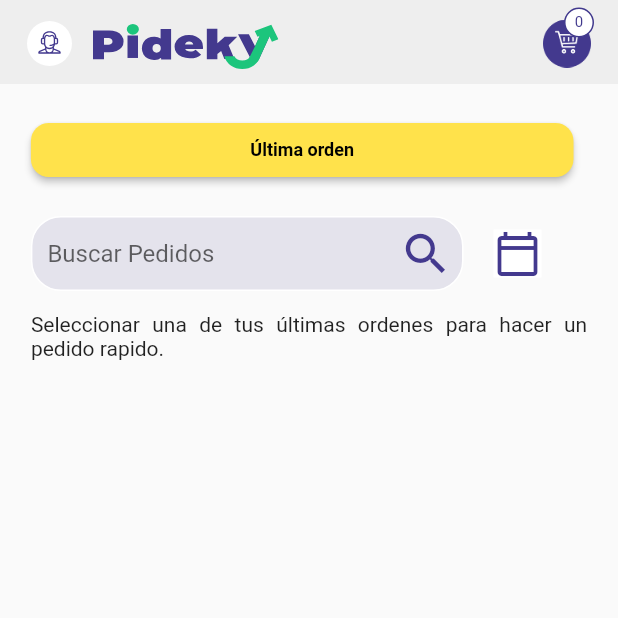
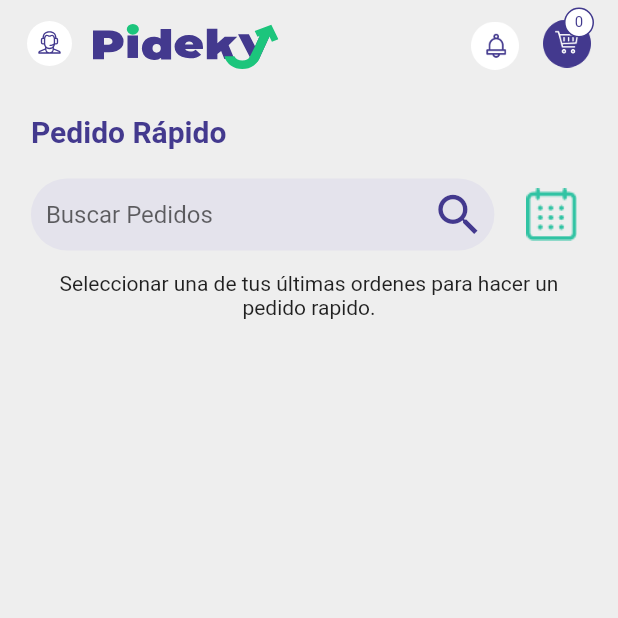
Before and after one commit to Davilaro/pruebfife, a Flutter app: the PedidoRapido screen opened directly, on a phone screen of 412 x 824 dp, the top half of it. Run offline on Flutter 3.47's test engine with Material 2 defaults, Android fonts, the phone set to English and light mode, and no system bars; drawn by our look-alikes of overlay_support; our stand-ins replace animate_do, auto_size_text, cached_network_image, carousel_slider, chewie, connectivity and 17 more; missing offline and left inert: flutter_pdfview, flutter_uxcam, fuzzy, imagebutton, onesignal_flutter, pinch_zoom_image_last and 1 more; accounts and stored records are empty; network calls fail; Roboto replaces fonts that are missing (RoundedMplus1c, monserrat).

Commit message:
se refactorizo el mock up de la sesion pedido rapido

```diff
--- a/lib/src/pages/historico/historico_pedidos.dart
+++ b/lib/src/pages/historico/historico_pedidos.dart
@@ -8,6 +8,7 @@ import 'package:emart/src/utils/uxcam_tagueo.dart';
 import 'package:emart/src/widget/boton_actualizar.dart';
 import 'package:emart/src/widget/expansion_card.dart';
 import 'package:emart/src/provider/logica_actualizar.dart';
+import 'package:emart/src/widget/imagen_notification.dart';
 import 'package:emart/src/widget/soporte.dart';
 import 'package:emart/src/widget/titulo_pideky.dart';
 import 'package:flutter/material.dart';
@@ -80,6 +81,7 @@ class _HistoricoPedidosState extends State<HistoricoPedidos> {
         elevation: 0,
         actions: <Widget>[
           BotonActualizar(),
+          AccionNotificacion(),
           AccionesBartCarrito(esCarrito: false),
         ],
       ),
--- a/lib/src/pages/pedido_rapido/pedido_rapido.dart
+++ b/lib/src/pages/pedido_rapido/pedido_rapido.dart
@@ -13,6 +13,7 @@ import 'package:emart/src/utils/uxcam_tagueo.dart';
 import 'package:emart/src/widget/boton_actualizar.dart';
 import 'package:emart/src/widget/column_table_car.dart';
 import 'package:emart/src/provider/logica_actualizar.dart';
+import 'package:emart/src/widget/imagen_notification.dart';
 import 'package:emart/src/widget/soporte.dart';
 import 'package:emart/src/widget/titulo_pideky.dart';
 import 'package:flutter/material.dart';
@@ -87,10 +88,13 @@ class _PedidoRapidoState extends State<PedidoRapido> {
           elevation: 0,
           actions: <Widget>[
             BotonActualizar(),
+            AccionNotificacion(),
             AccionesBartCarrito(esCarrito: false),
           ],
         ),
-        body: RefreshIndicator(
+        body: Container(
+          color: ConstantesColores.color_fondo_gris,
+          child: RefreshIndicator(
             color: ConstantesColores.azul_precio,
             backgroundColor: ConstantesColores.agua_marina.withOpacity(0.6),
             onRefresh: () async {
@@ -104,13 +108,14 @@ class _PedidoRapidoState extends State<PedidoRapido> {
             },
             child: SingleChildScrollView(
                 child: _ultimaOrden(size, cartProvider, providerDatos)),
+          ),
         ));
   }
 
   Widget _tabs(size) {
     return Container(
         width: size.width * 0.9,
-        margin: const EdgeInsets.only(top: 20, bottom: 20),
+        margin: const EdgeInsets.only(bottom: 20, top: 20),
         child: Table(
           columnWidths: {
             0: FlexColumnWidth(4),
@@ -119,28 +124,15 @@ class _PedidoRapidoState extends State<PedidoRapido> {
           },
           children: [
             TableRow(children: [
-              ElevatedButton(
-                style: ButtonStyle(
-                    backgroundColor: seleccion == 2
-                        ? MaterialStateProperty.all(HexColor("#FFE24B"))
-                        : MaterialStateProperty.all(HexColor("#FFE24B")),
-                    shape: MaterialStateProperty.all<RoundedRectangleBorder>(
-                        RoundedRectangleBorder(
-                      borderRadius: BorderRadius.circular(12.0),
-                    ))),
+              Container(
                 child: Text(
-                  'Última orden',
+                  'Pedido Rápido',
                   style: TextStyle(
-                      color:
-                          seleccion == 2 ? HexColor("#43398E") : Colors.black,
-                      fontWeight: FontWeight.bold,
-                      fontSize: 12),
+                      color: HexColor("#43398E"),
+                      fontSize: 20,
+                      fontFamily: "monserrat",
+                      fontWeight: FontWeight.bold),
                 ),
-                onPressed: () {
-                  setState(() {
-                    seleccion = 2;
-                  });
-                },
               ),
               Visibility(
                   visible: false,
@@ -256,7 +248,7 @@ class _PedidoRapidoState extends State<PedidoRapido> {
                           decoration: BoxDecoration(
                             borderRadius: BorderRadius.circular(10),
                           ),
-                          padding: EdgeInsets.symmetric(horizontal: 15),
+                          padding: EdgeInsets.symmetric(horizontal: 10),
                           child: ListView.builder(
                             itemCount: datos?.length,
                             itemBuilder: (BuildContext context, int position) {
@@ -267,8 +259,8 @@ class _PedidoRapidoState extends State<PedidoRapido> {
                                     boxShadow: [
                                       BoxShadow(
                                         color: Colors.grey.withOpacity(0.5),
-                                        spreadRadius: 5,
-                                        blurRadius: 7,
+                                        spreadRadius: 4,
+                                        blurRadius: 5,
                                         offset: Offset(
                                             0, 3), // changes position of shadow
                                       ),
@@ -323,7 +315,8 @@ class _PedidoRapidoState extends State<PedidoRapido> {
             width: size.width * 0.9,
             child: Text(
               "Seleccionar una de tus últimas ordenes para hacer un pedido rapido. ",
-              textAlign: TextAlign.justify,
+              textAlign: TextAlign.center,
+              style: TextStyle(color: Colors.black87),
             ),
           )
         ],
@@ -335,15 +328,14 @@ class _PedidoRapidoState extends State<PedidoRapido> {
     return Container(
       width: size.width * 0.9,
       child: Row(
+        mainAxisAlignment: MainAxisAlignment.spaceBetween,
         children: [
           Container(
-              width: size.width * 0.7,
+              width: size.width * 0.75,
               decoration: BoxDecoration(
                 color: HexColor("#E4E3EC"),
-                border: Border.all(color: Colors.white),
-                borderRadius: BorderRadius.circular(20),
+                borderRadius: BorderRadius.circular(45),
               ),
-              margin: const EdgeInsets.only(right: 20.0),
               child: TextField(
                 onChanged: (value) => {
                   setState(() => {
@@ -369,13 +361,12 @@ class _PedidoRapidoState extends State<PedidoRapido> {
           GestureDetector(
             onTap: () => {pickDateRange(context)},
             child: Container(
-              color: Colors.white,
-              child: Icon(
-                Icons.calendar_today_outlined,
-                color: HexColor("#43398E"),
-                size: 32,
-              ),
-            ),
+                padding: EdgeInsets.only(right: 6),
+                color: Colors.transparent,
+                child: Image.asset(
+                  'assets/icon/calendario.png',
+                  width: 35,
+                )),
           )
         ],
       ),
```
Also changed, not shown: lib/src/pages/pedido_rapido/expansion_card_last.dart (+11 -5 lines), assets/icon/calendario.png (added), assets/icon/carrito_pedir.png (added). Lines whose indentation alone changed are shown as unchanged.
